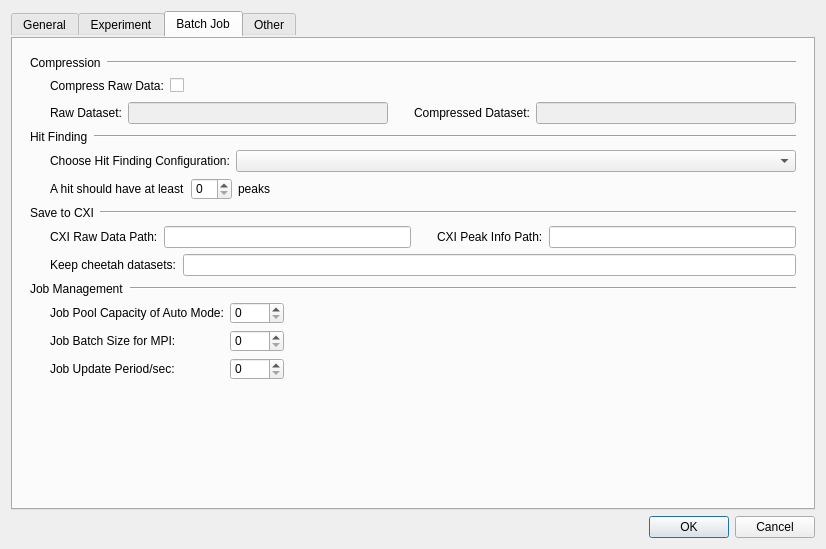
Old version of the form ui/settings_diag.ui in the repository LiuLab-CSRC/ClickX.
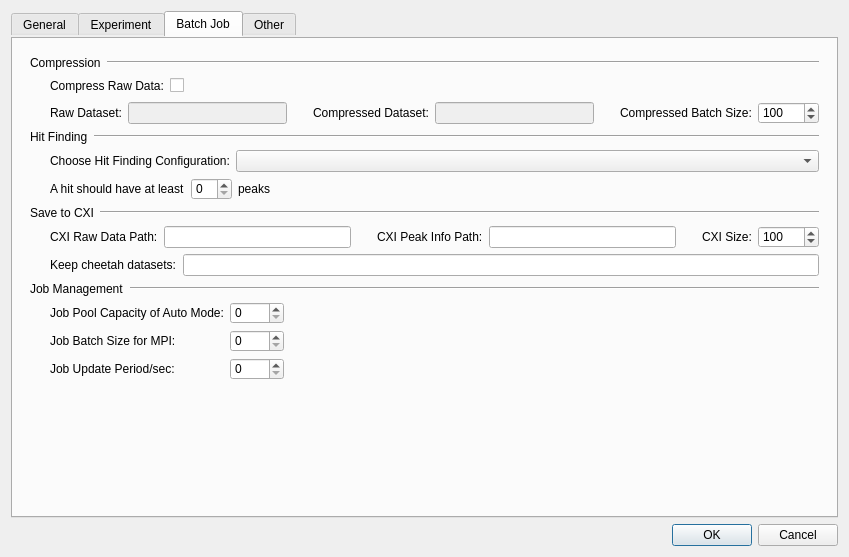
New version of the form. The open tabs and pages were chosen to show the change.

Commit message: add cxi_size and compressed_batch_size

Patch:
```diff
--- a/ui/settings_diag.ui
+++ b/ui/settings_diag.ui
@@ -6,8 +6,8 @@
    <rect>
     <x>0</x>
     <y>0</y>
-    <width>826</width>
-    <height>549</height>
+    <width>849</width>
+    <height>557</height>
    </rect>
   </property>
   <property name="windowTitle">
@@ -457,7 +457,7 @@
           </layout>
          </item>
          <item>
-          <layout class="QHBoxLayout" name="horizontalLayout_8" stretch="0,0,0,0,0,0">
+          <layout class="QHBoxLayout" name="horizontalLayout_8">
            <item>
             <spacer name="horizontalSpacer_10">
              <property name="orientation">
@@ -518,6 +518,39 @@
              </property>
             </widget>
            </item>
+           <item>
+            <spacer name="horizontalSpacer_23">
+             <property name="orientation">
+              <enum>Qt::Horizontal</enum>
+             </property>
+             <property name="sizeType">
+              <enum>QSizePolicy::Fixed</enum>
+             </property>
+             <property name="sizeHint" stdset="0">
+              <size>
+               <width>20</width>
+               <height>20</height>
+              </size>
+             </property>
+            </spacer>
+           </item>
+           <item>
+            <widget class="QLabel" name="label_32">
+             <property name="text">
+              <string>Compressed Batch Size:</string>
+             </property>
+            </widget>
+           </item>
+           <item>
+            <widget class="QSpinBox" name="compressedBatchSize">
+             <property name="maximum">
+              <number>10000</number>
+             </property>
+             <property name="value">
+              <number>100</number>
+             </property>
+            </widget>
+           </item>
           </layout>
          </item>
         </layout>
@@ -698,6 +731,39 @@
            <item>
             <widget class="QLineEdit" name="cxiPeakInfoPath"/>
            </item>
+           <item>
+            <spacer name="horizontalSpacer_24">
+             <property name="orientation">
+              <enum>Qt::Horizontal</enum>
+             </property>
+             <property name="sizeType">
+              <enum>QSizePolicy::Fixed</enum>
+             </property>
+             <property name="sizeHint" stdset="0">
+              <size>
+               <width>20</width>
+               <height>20</height>
+              </size>
+             </property>
+            </spacer>
+           </item>
+           <item>
+            <widget class="QLabel" name="label_33">
+             <property name="text">
+              <string>CXI Size:</string>
+             </property>
+            </widget>
+           </item>
+           <item>
+            <widget class="QSpinBox" name="cxiSize">
+             <property name="maximum">
+              <number>10000</number>
+             </property>
+             <property name="value">
+              <number>100</number>
+             </property>
+            </widget>
+           </item>
           </layout>
          </item>
          <item>
```
The commit also changes 1 other file.
